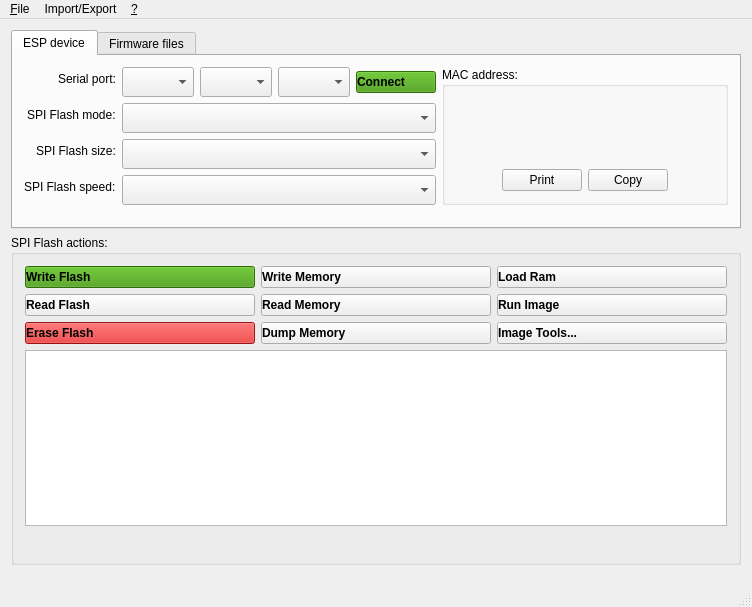
This is mainwindow.ui in hassanibi/espflasher as Qt 5 draws it before an edit. The edited form follows.
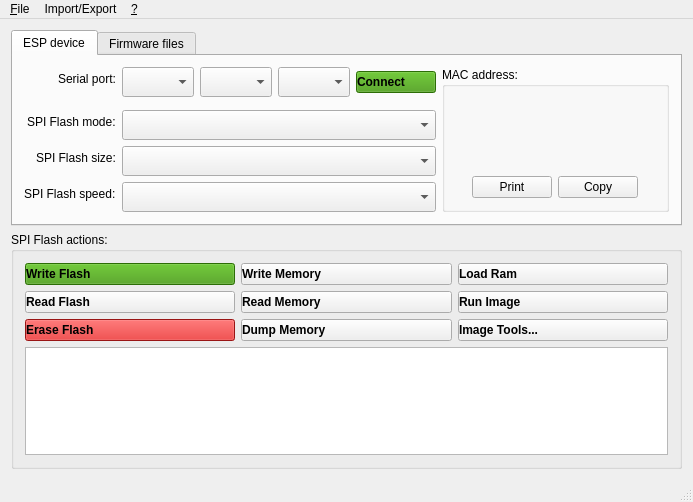
This is the edited form. Icons and pictures are not drawn. Custom widgets are drawn as their Qt base class.

Patch:
```diff
--- a/mainwindow.ui
+++ b/mainwindow.ui
@@ -6,8 +6,8 @@
    <rect>
     <x>0</x>
     <y>0</y>
-    <width>752</width>
-    <height>607</height>
+    <width>693</width>
+    <height>502</height>
    </rect>
   </property>
   <property name="windowTitle">
@@ -126,14 +126,14 @@
               </item>
              </layout>
             </item>
-            <item row="1" column="0">
+            <item row="2" column="0">
              <widget class="QLabel" name="label_5">
               <property name="text">
                <string>SPI Flash mode:</string>
               </property>
              </widget>
             </item>
-            <item row="1" column="1">
+            <item row="2" column="1">
              <widget class="QComboBox" name="spiMode">
               <property name="minimumSize">
                <size>
@@ -149,14 +149,14 @@
               </property>
              </widget>
             </item>
-            <item row="2" column="0">
+            <item row="3" column="0">
              <widget class="QLabel" name="label_6">
               <property name="text">
                <string>SPI Flash size:</string>
               </property>
              </widget>
             </item>
-            <item row="2" column="1">
+            <item row="3" column="1">
              <widget class="QComboBox" name="flashSize">
               <property name="minimumSize">
                <size>
@@ -172,14 +172,14 @@
               </property>
              </widget>
             </item>
-            <item row="3" column="0">
+            <item row="4" column="0">
              <widget class="QLabel" name="label_4">
               <property name="text">
                <string>SPI Flash speed:</string>
               </property>
              </widget>
             </item>
-            <item row="3" column="1">
+            <item row="4" column="1">
              <widget class="QComboBox" name="spiSpeed">
               <property name="minimumSize">
                <size>
@@ -195,6 +195,19 @@
               </property>
              </widget>
             </item>
+            <item row="1" column="1">
+             <spacer name="verticalSpacer_3">
+              <property name="orientation">
+               <enum>Qt::Vertical</enum>
+              </property>
+              <property name="sizeHint" stdset="0">
+               <size>
+                <width>20</width>
+                <height>40</height>
+               </size>
+              </property>
+             </spacer>
+            </item>
            </layout>
           </item>
           <item>
@@ -663,7 +676,7 @@
     <rect>
      <x>0</x>
      <y>0</y>
-     <width>752</width>
+     <width>693</width>
      <height>19</height>
     </rect>
    </property>
```
